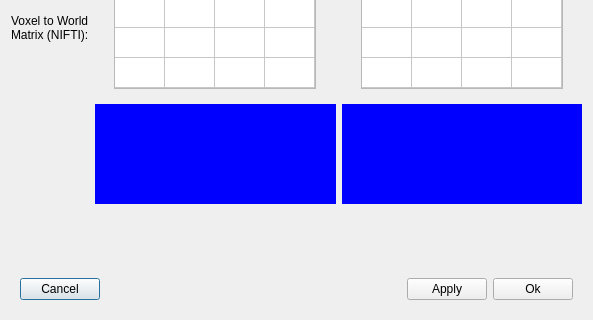
This is GUI/Qt/Windows/ReorientImageDialog.ui in pyushkevich/itksnap as Qt 5 draws it before an edit; both pictures show x 0 to 593 and y 185 to 505 of the 593 by 505 pixel window. The edited form follows.
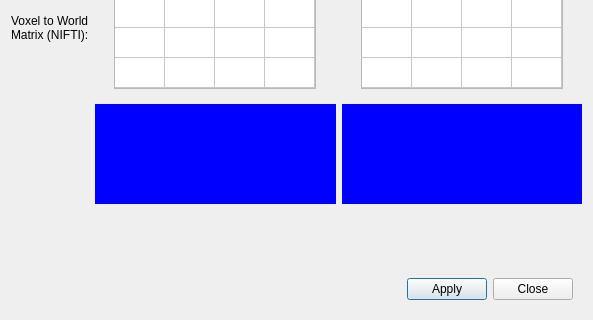
This is the edited form.

```diff
--- a/GUI/Qt/Windows/ReorientImageDialog.ui
+++ b/GUI/Qt/Windows/ReorientImageDialog.ui
@@ -297,13 +297,6 @@
    <item>
     <widget class="QWidget" name="widget" native="true">
      <layout class="QHBoxLayout" name="horizontalLayout">
-      <item>
-       <widget class="QPushButton" name="pushButton_3">
-        <property name="text">
-         <string>Cancel</string>
-        </property>
-       </widget>
-      </item>
       <item>
        <spacer name="horizontalSpacer">
         <property name="orientation">
@@ -327,7 +320,7 @@
       <item>
        <widget class="QPushButton" name="pushButton">
         <property name="text">
-         <string>Ok</string>
+         <string>Close</string>
         </property>
        </widget>
       </item>
```
Left out of the diff: 23 changed lines with no effect on the pictures.
